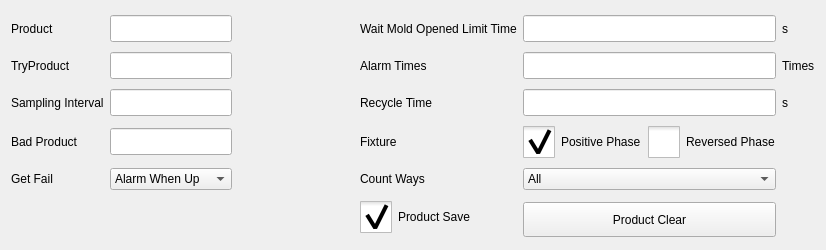
The window that hcsettings/ichcproductsettingframe.ui (dongdong-2009/3-5AxisRobot) describes before a commit, drawn with Qt 5.
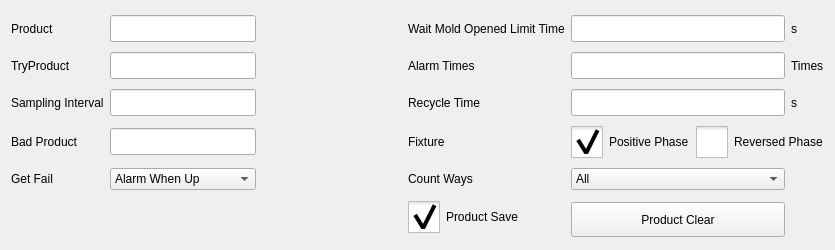
The same window after the commit. Icons and pictures are not drawn. Custom widgets are drawn as their Qt base class.

```diff
--- a/hcsettings/ichcproductsettingframe.ui
+++ b/hcsettings/ichcproductsettingframe.ui
@@ -6,7 +6,7 @@
    <rect>
     <x>0</x>
     <y>0</y>
-    <width>826</width>
+    <width>835</width>
     <height>250</height>
    </rect>
   </property>
@@ -20,6 +20,29 @@
    <enum>QFrame::Plain</enum>
   </property>
   <layout class="QGridLayout" name="gridLayout">
+   <item row="0" column="0">
+    <widget class="QLabel" name="label">
+     <property name="text">
+      <string>Product</string>
+     </property>
+    </widget>
+   </item>
+   <item row="0" column="1">
+    <widget class="ICLineEditWithVirtualNumericKeypad" name="productLineEdit">
+     <property name="minimumSize">
+      <size>
+       <width>0</width>
+       <height>27</height>
+      </size>
+     </property>
+     <property name="maximumSize">
+      <size>
+       <width>16777215</width>
+       <height>27</height>
+      </size>
+     </property>
+    </widget>
+   </item>
    <item row="0" column="2">
     <spacer name="horizontalSpacer">
      <property name="orientation">
@@ -33,189 +56,14 @@
      </property>
     </spacer>
    </item>
-   <item row="0" column="0">
-    <widget class="QLabel" name="label">
-     <property name="text">
-      <string>Product</string>
-     </property>
-    </widget>
-   </item>
-   <item row="1" column="6">
-    <widget class="QLabel" name="label_6">
-     <property name="text">
-      <string>Times</string>
-     </property>
-    </widget>
-   </item>
-   <item row="0" column="1">
-    <widget class="ICLineEditWithVirtualNumericKeypad" name="productLineEdit">
-     <property name="minimumSize">
-      <size>
-       <width>0</width>
-       <height>27</height>
-      </size>
-     </property>
-     <property name="maximumSize">
-      <size>
-       <width>16777215</width>
-       <height>27</height>
-      </size>
-     </property>
-    </widget>
-   </item>
-   <item row="1" column="3">
-    <widget class="QLabel" name="label_5">
-     <property name="text">
-      <string>Alarm Times</string>
-     </property>
-    </widget>
-   </item>
-   <item row="3" column="3">
-    <widget class="QLabel" name="label_17">
-     <property name="styleSheet">
-      <string notr="true">height:27px ;</string>
-     </property>
-     <property name="text">
-      <string>Fixture</string>
-     </property>
-    </widget>
-   </item>
-   <item row="0" column="6">
-    <widget class="QLabel" name="label_4">
-     <property name="text">
-      <string>s</string>
-     </property>
-    </widget>
-   </item>
-   <item row="1" column="1">
-    <widget class="ICLineEditWithVirtualNumericKeypad" name="tryProductEdit">
-     <property name="minimumSize">
-      <size>
-       <width>0</width>
-       <height>27</height>
-      </size>
-     </property>
-     <property name="maximumSize">
-      <size>
-       <width>16777215</width>
-       <height>27</height>
-      </size>
-     </property>
-    </widget>
-   </item>
-   <item row="3" column="5">
-    <layout class="QHBoxLayout" name="horizontalLayout_2">
-     <item>
-      <widget class="QCheckBox" name="positiveCheckBox">
-       <property name="styleSheet">
-        <string notr="true">::indicator {
-     width: 32px;
-     height: 32px;
- }
-
-::indicator:unchecked 
-{
-     image: url(:/resource/check_unchecked.png);
- }
-::indicator:checked 
-{
-     image: url(:/resource/check_checked.png);
- }
-
-QRadioButton::indicator:checked:disabled
-{
- image: url(:/resource/check_checked_disable.png);
-}
-
-QRadioButton::indicator:unchecked:disabled
-{
- image: url(:/resource/check_unchecked_disable.png);
-}</string>
-       </property>
-       <property name="text">
-        <string>Positive Phase</string>
-       </property>
-       <property name="checked">
-        <bool>true</bool>
-       </property>
-       <attribute name="buttonGroup">
-        <string notr="true">buttonGroup</string>
-       </attribute>
-      </widget>
-     </item>
-     <item>
-      <widget class="QCheckBox" name="reversedCheckBox">
-       <property name="acceptDrops">
-        <bool>false</bool>
-       </property>
-       <property name="autoFillBackground">
-        <bool>false</bool>
-       </property>
-       <property name="styleSheet">
-        <string notr="true">::indicator {
-     width: 32px;
-     height: 32px;
- }
-
-::indicator:unchecked 
-{
-     image: url(:/resource/check_unchecked.png);
- }
-::indicator:checked 
-{
-     image: url(:/resource/check_checked.png);
- }
-
-QRadioButton::indicator:checked:disabled
-{
- image: url(:/resource/check_checked_disable.png);
-}
-
-QRadioButton::indicator:unchecked:disabled
-{
- image: url(:/resource/check_unchecked_disable.png);
-}</string>
-       </property>
-       <property name="text">
-        <string>Reversed Phase</string>
-       </property>
-       <property name="checkable">
-        <bool>true</bool>
-       </property>
-       <property name="checked">
-        <bool>false</bool>
-       </property>
-       <attribute name="buttonGroup">
-        <string notr="true">buttonGroup</string>
-       </attribute>
-      </widget>
-     </item>
-    </layout>
-   </item>
-   <item row="1" column="5">
-    <widget class="ICLineEditWithVirtualNumericKeypad" name="alarmTimesEdit">
-     <property name="minimumSize">
-      <size>
-       <width>0</width>
-       <height>27</height>
-      </size>
-     </property>
-     <property name="maximumSize">
-      <size>
-       <width>16777215</width>
-       <height>27</height>
-      </size>
-     </property>
-    </widget>
-   </item>
-   <item row="0" column="3" colspan="2">
+   <item row="0" column="3">
     <widget class="QLabel" name="label_2">
      <property name="text">
       <string>Wait Mold Opened Limit Time</string>
      </property>
     </widget>
    </item>
-   <item row="0" column="5">
+   <item row="0" column="4">
     <widget class="ICLineEditWithVirtualNumericKeypad" name="waitTimeEdit">
      <property name="minimumSize">
       <size>
@@ -231,6 +79,13 @@
      </property>
     </widget>
    </item>
+   <item row="0" column="5">
+    <widget class="QLabel" name="label_4">
+     <property name="text">
+      <string>s</string>
+     </property>
+    </widget>
+   </item>
    <item row="1" column="0">
     <widget class="QLabel" name="label_7">
      <property name="text">
@@ -238,37 +93,31 @@
      </property>
     </widget>
    </item>
-   <item row="8" column="5">
-    <widget class="QPushButton" name="productClearButton">
+   <item row="1" column="1">
+    <widget class="ICLineEditWithVirtualNumericKeypad" name="tryProductEdit">
      <property name="minimumSize">
       <size>
        <width>0</width>
-       <height>35</height>
+       <height>27</height>
       </size>
      </property>
      <property name="maximumSize">
       <size>
        <width>16777215</width>
-       <height>30</height>
+       <height>27</height>
       </size>
      </property>
-     <property name="text">
-      <string>Product Clear</string>
-     </property>
     </widget>
    </item>
-   <item row="2" column="3">
-    <widget class="QLabel" name="label_19">
-     <property name="styleSheet">
-      <string notr="true">height:27px ;</string>
-     </property>
+   <item row="1" column="3">
+    <widget class="QLabel" name="label_5">
      <property name="text">
-      <string>Recycle Time</string>
+      <string>Alarm Times</string>
      </property>
     </widget>
    </item>
-   <item row="2" column="5">
-    <widget class="ICLineEditWithVirtualNumericKeypad" name="recycleTimeEdit">
+   <item row="1" column="4">
+    <widget class="ICLineEditWithVirtualNumericKeypad" name="alarmTimesEdit">
      <property name="minimumSize">
       <size>
        <width>0</width>
@@ -283,10 +132,10 @@
      </property>
     </widget>
    </item>
-   <item row="2" column="6">
-    <widget class="QLabel" name="label_11">
+   <item row="1" column="5">
+    <widget class="QLabel" name="label_6">
      <property name="text">
-      <string>s</string>
+      <string>Times</string>
      </property>
     </widget>
    </item>
@@ -313,6 +162,39 @@
      </property>
     </widget>
    </item>
+   <item row="2" column="3">
+    <widget class="QLabel" name="label_19">
+     <property name="styleSheet">
+      <string notr="true">height:27px ;</string>
+     </property>
+     <property name="text">
+      <string>Recycle Time</string>
+     </property>
+    </widget>
+   </item>
+   <item row="2" column="4">
+    <widget class="ICLineEditWithVirtualNumericKeypad" name="recycleTimeEdit">
+     <property name="minimumSize">
+      <size>
+       <width>0</width>
+       <height>27</height>
+      </size>
+     </property>
+     <property name="maximumSize">
+      <size>
+       <width>16777215</width>
+       <height>27</height>
+      </size>
+     </property>
+    </widget>
+   </item>
+   <item row="2" column="5">
+    <widget class="QLabel" name="label_11">
+     <property name="text">
+      <string>s</string>
+     </property>
+    </widget>
+   </item>
    <item row="3" column="0">
     <widget class="QLabel" name="label_9">
      <property name="text">
@@ -336,6 +218,105 @@
      </property>
     </widget>
    </item>
+   <item row="3" column="3">
+    <widget class="QLabel" name="label_17">
+     <property name="styleSheet">
+      <string notr="true">height:27px ;</string>
+     </property>
+     <property name="text">
+      <string>Fixture</string>
+     </property>
+    </widget>
+   </item>
+   <item row="3" column="4" colspan="2">
+    <layout class="QHBoxLayout" name="horizontalLayout_2">
+     <item>
+      <widget class="QCheckBox" name="positiveCheckBox">
+       <property name="styleSheet">
+        <string notr="true">::indicator {
+     width: 32px;
+     height: 32px;
+ }
+
+::indicator:unchecked 
+{
+     image: url(:/resource/check_unchecked.png);
+ }
+::indicator:checked 
+{
+     image: url(:/resource/check_checked.png);
+ }
+
+QRadioButton::indicator:checked:disabled
+{
+ image: url(:/resource/check_checked_disable.png);
+}
+
+QRadioButton::indicator:unchecked:disabled
+{
+ image: url(:/resource/check_unchecked_disable.png);
+}</string>
+       </property>
+       <property name="text">
+        <string>Positive Phase</string>
+       </property>
+       <property name="checked">
+        <bool>true</bool>
+       </property>
+       <attribute name="buttonGroup">
+        <string notr="true">buttonGroup</string>
+       </attribute>
+      </widget>
+     </item>
+     <item>
+      <widget class="QCheckBox" name="reversedCheckBox">
+       <property name="acceptDrops">
+        <bool>false</bool>
+       </property>
+       <property name="autoFillBackground">
+        <bool>false</bool>
+       </property>
+       <property name="styleSheet">
+        <string notr="true">::indicator {
+     width: 32px;
+     height: 32px;
+ }
+
+::indicator:unchecked 
+{
+     image: url(:/resource/check_unchecked.png);
+ }
+::indicator:checked 
+{
+     image: url(:/resource/check_checked.png);
+ }
+
+QRadioButton::indicator:checked:disabled
+{
+ image: url(:/resource/check_checked_disable.png);
+}
+
+QRadioButton::indicator:unchecked:disabled
+{
+ image: url(:/resource/check_unchecked_disable.png);
+}</string>
+       </property>
+       <property name="text">
+        <string>Reversed Phase</string>
+       </property>
+       <property name="checkable">
+        <bool>true</bool>
+       </property>
+       <property name="checked">
+        <bool>false</bool>
+       </property>
+       <attribute name="buttonGroup">
+        <string notr="true">buttonGroup</string>
+       </attribute>
+      </widget>
+     </item>
+    </layout>
+   </item>
    <item row="4" column="0">
     <widget class="QLabel" name="label_10">
      <property name="text">
@@ -357,41 +338,6 @@
      </item>
     </widget>
    </item>
-   <item row="8" column="3">
-    <widget class="QCheckBox" name="productSave">
-     <property name="styleSheet">
-      <string notr="true">::indicator {
-     width: 32px;
-     height: 32px;
- }
-
-::indicator:unchecked 
-{
-     image: url(:/resource/check_unchecked.png);
- }
-::indicator:checked 
-{
-     image: url(:/resource/check_checked.png);
- }
-
-QRadioButton::indicator:checked:disabled
-{
- image: url(:/resource/check_checked_disable.png);
-}
-
-QRadioButton::indicator:unchecked:disabled
-{
- image: url(:/resource/check_unchecked_disable.png);
-}</string>
-     </property>
-     <property name="text">
-      <string>Product Save</string>
-     </property>
-     <property name="checked">
-      <bool>true</bool>
-     </property>
-    </widget>
-   </item>
    <item row="4" column="3">
     <widget class="QLabel" name="label_18">
      <property name="styleSheet">
@@ -402,7 +348,7 @@
      </property>
     </widget>
    </item>
-   <item row="4" column="5">
+   <item row="4" column="4">
     <widget class="ICComboBox" name="countUnitBox">
      <item>
       <property name="text">
@@ -436,6 +382,60 @@
      </item>
     </widget>
    </item>
+   <item row="5" column="3">
+    <widget class="QCheckBox" name="productSave">
+     <property name="styleSheet">
+      <string notr="true">::indicator {
+     width: 32px;
+     height: 32px;
+ }
+
+::indicator:unchecked 
+{
+     image: url(:/resource/check_unchecked.png);
+ }
+::indicator:checked 
+{
+     image: url(:/resource/check_checked.png);
+ }
+
+QRadioButton::indicator:checked:disabled
+{
+ image: url(:/resource/check_checked_disable.png);
+}
+
+QRadioButton::indicator:unchecked:disabled
+{
+ image: url(:/resource/check_unchecked_disable.png);
+}</string>
+     </property>
+     <property name="text">
+      <string>Product Save</string>
+     </property>
+     <property name="checked">
+      <bool>true</bool>
+     </property>
+    </widget>
+   </item>
+   <item row="5" column="4">
+    <widget class="QPushButton" name="productClearButton">
+     <property name="minimumSize">
+      <size>
+       <width>0</width>
+       <height>35</height>
+      </size>
+     </property>
+     <property name="maximumSize">
+      <size>
+       <width>16777215</width>
+       <height>30</height>
+      </size>
+     </property>
+     <property name="text">
+      <string>Product Clear</string>
+     </property>
+    </widget>
+   </item>
   </layout>
  </widget>
  <customwidgets>
```
